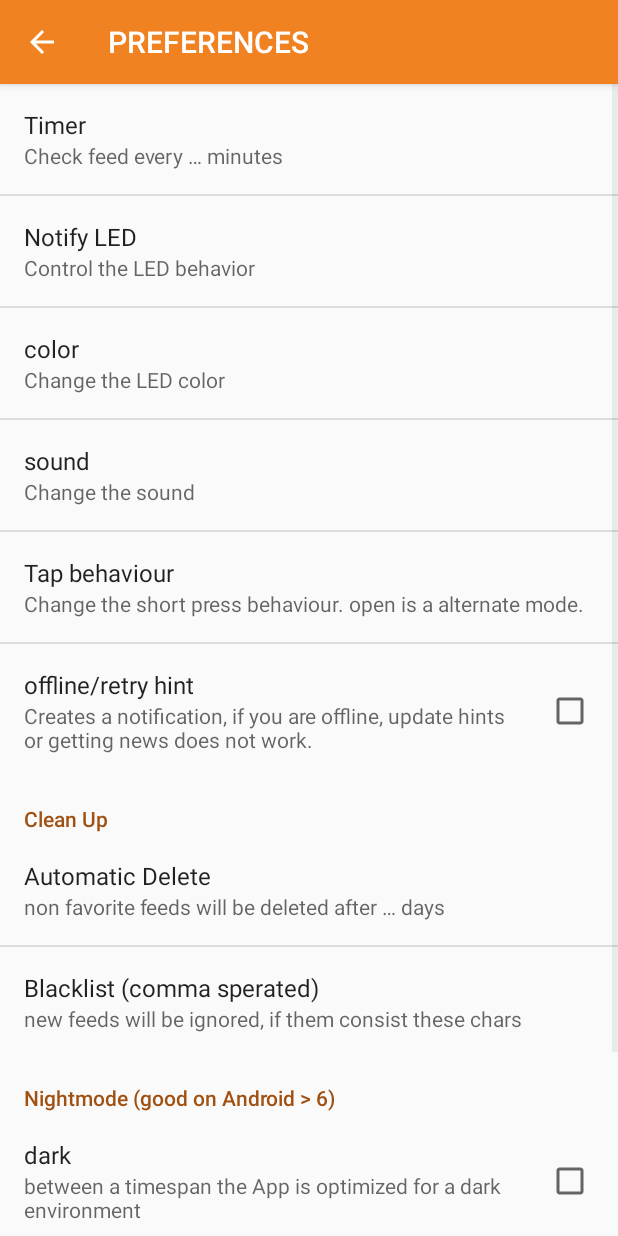
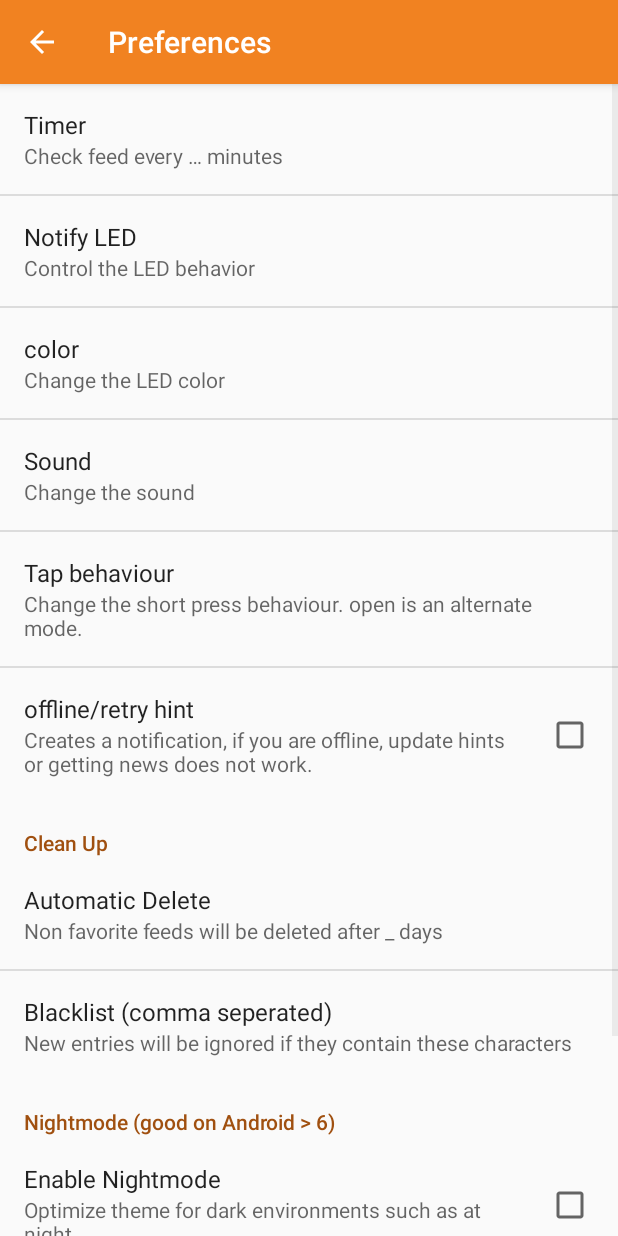
Before and after one commit to no-go/AnotherRSS, an Android app: the PreferencesActivity screen opened directly, with no data from a screen before it, on a phone screen of 412 x 824 dp. Run offline under Robolectric (Android 15) with nearby library versions, the phone set to English and light mode, and no system bars.

Commit message:
Modified the English translations to be a bit clearer.

```diff
--- a/app/src/main/res/values/strings.xml
+++ b/app/src/main/res/values/strings.xml
@@ -4,64 +4,64 @@
     <string name="rss_url_desc">Edit the path to the rss/atom feeds</string>
     <string name="rss_sec">Timer</string>
     <string name="rss_sec_desc">Check feed every &#8230; minutes</string>
-    <string name="feedCheck">try feed check</string>
-    <string name="preferences">PREFERENCES</string>
+    <string name="feedCheck">Try to check feeds</string>
+    <string name="preferences">Preferences</string>
     <string name="notify_type_title">Notify LED</string>
     <string name="notify_type_desc">Control the LED behavior</string>
     <string name="notify_color_title">color</string>
     <string name="notify_color_desc">Change the LED color</string>
     <string name="tap_behaviour">Tap behaviour</string>
-    <string name="tap_behaviour_desc">Change the short press behaviour. "open" is a alternate mode.</string>
-    <string name="delNotifies">delete notifications</string>
-    <string name="readedFeeds">mark all feeds as readed</string>
-    <string name="delFeeds">delete all feeds</string>
-    <string name="delDb">destroy all feeds (DEBUG)</string>
+    <string name="tap_behaviour_desc">Change the short press behaviour. "open" is an alternate mode.</string>
+    <string name="delNotifies">Delete notifications</string>
+    <string name="readedFeeds">Mark all feeds as read</string>
+    <string name="delFeeds">Delete all feeds</string>
+    <string name="delDb">Destroy all feeds (DEBUG)</string>
     <string name="noData">No Data</string>
     <string name="dateForm">HH:mm</string>
     <string name="dateForm2">MM/dd</string>
 
-    <string name="notify_sound_title">sound</string>
+    <string name="notify_sound_title">Sound</string>
     <string name="notify_sound_desc">Change the sound</string>
 
-    <string name="open">open with browser</string>
-    <string name="delete">delete</string>
-    <string name="destroy">destroy (DEBUG)</string>
+    <string name="open">Open with browser</string>
+    <string name="delete">Delete</string>
+    <string name="destroy">Destroy (DEBUG)</string>
 
-    <string name="no_readed">(un)readed</string>
+    <string name="no_readed">(un)read</string>
     <string name="deleted">deleted</string>
     <string name="destroyed">destroyed</string>
 
-    <string name="rssUrlWrong">Your feed has a wrong URL</string>
-    <string name="noConnection">no connection to site or internet</string>
+    <string name="rssUrlWrong">Your feed has an incorrect URL</string>
+    <string name="noConnection">Unable to connect to site or internet</string>
     <string name="newFeeds">New feeds</string>
-    <string name="responseStrange">URL Respose is strange</string>
-    <string name="waitOnNextSync">there are (still) no feeds …</string>
+    <string name="responseStrange">URL respose is strange</string>
+    <string name="waitOnNextSync">There are (still) no new items...</string>
 
     <string name="serviceHasNews">de.digisocken.anotherrss.ALARM_HAS_NEWS</string>
     <string name="nightmode">Nightmode (good on Android &gt; 6)</string>
-    <string name="nightmode_summary">between a timespan the App is optimized for a dark environment</string>
-    <string name="nightmode_use">dark</string>
-    <string name="nightmode_use_start">from …:00 o\'clock</string>
-    <string name="nightmode_use_stop">to …:59 o\'clock</string>
+    <string name="nightmode_summary">Optimize theme for dark environments such as at night</string>
+    <string name="nightmode_use">Enable Nightmode</string>
+    <string name="nightmode_use_start">Start hour (24 hour time, hour only)</string>
+    <string name="nightmode_use_stop">End hour (24 hour time, hour only)</string>
 
-    <string name="blacklist">Blacklist (comma sperated)</string>
-    <string name="blacklist_desc">new feeds will be ignored, if them consist these chars</string>
+    <string name="blacklist">Blacklist (comma seperated)</string>
+    <string name="blacklist_desc">New entries will be ignored if they contain these characters</string>
 
-    <string name="searching">searching</string>
+    <string name="searching">Searching for</string>
     <string name="action_search">search</string>
-    <string name="start_search">please enter keyword</string>
+    <string name="start_search">Please enter keyword</string>
     <string name="close_search">search function closed</string>
 
-    <string name="favorite">favorite</string>
-    <string name="nofavorite">not my favorite anymore</string>
+    <string name="favorite">Mark as favourite</string>
+    <string name="nofavorite">Unmark as favourite</string>
 
     <string name="cleanup">Clean Up</string>
     <string name="removeNonFav">Automatic Delete</string>
-    <string name="removeNonFav_summary">non favorite feeds will be deleted after … days</string>
+    <string name="removeNonFav_summary">Non favorite feeds will be deleted after _ days</string>
 
-    <string name="share">share with …</string>
+    <string name="share">Share with …</string>
 
-    <string name="flattr_this">Micro-Donate !</string>
+    <string name="flattr_this">Micro-Donate!</string>
     <string name="projPage">Project Page</string>
 
     <string name="kB_used">kB used</string>
@@ -101,10 +101,10 @@
     </string-array>
 
     <string-array name="tap_mode">
-        <item>open right-hand (landscape)</item>
-        <item>open in Browser</item>
-        <item>(un)read</item>
-        <item>(un)favourite</item>
+        <item>Open in right-hand frame (landscape)</item>
+        <item>Open in Browser</item>
+        <item>Mark (un)read</item>
+        <item>Mark (un)favourite</item>
     </string-array>
 
     <string-array name="tap_mode_values">
```
